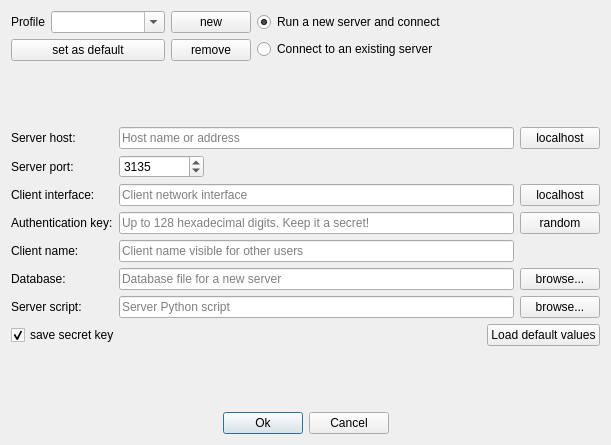
Old version of the form src/ui/connectiondialog.ui in the repository codilime/veles.
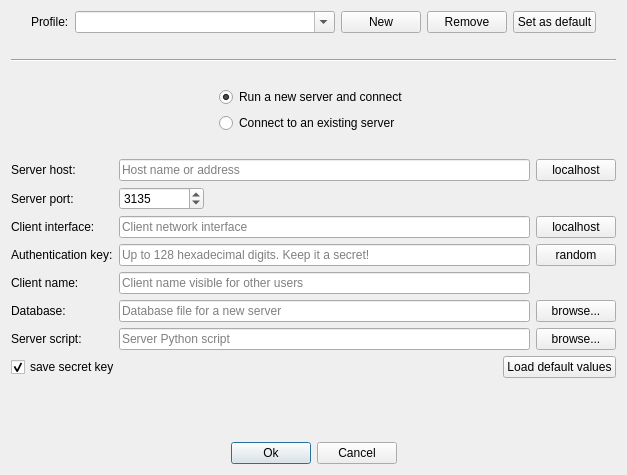
New version of the form.

Commit message: Improved layout for profile/connection dialog

What changed in the file:
```diff
--- a/src/ui/connectiondialog.ui
+++ b/src/ui/connectiondialog.ui
@@ -9,26 +9,35 @@
    <rect>
     <x>0</x>
     <y>0</y>
-    <width>611</width>
-    <height>445</height>
+    <width>627</width>
+    <height>475</height>
    </rect>
   </property>
   <property name="windowTitle">
    <string>Connect</string>
   </property>
-  <layout class="QVBoxLayout" name="verticalLayout_2">
+  <layout class="QVBoxLayout" name="verticalLayout_2" stretch="0,1,0,1,0,1,0,3,0">
    <item>
-    <layout class="QHBoxLayout" name="horizontalLayout_5">
+    <layout class="QHBoxLayout" name="horizontalLayout_2" stretch="0,1,0,0,0,0">
      <item>
-      <layout class="QVBoxLayout" name="verticalLayout_5">
+      <spacer name="horizontalSpacer_4">
+       <property name="orientation">
+        <enum>Qt::Horizontal</enum>
+       </property>
+       <property name="sizeHint" stdset="0">
+        <size>
+         <width>20</width>
+         <height>20</height>
+        </size>
+       </property>
+      </spacer>
+     </item>
        <item>
-        <layout class="QVBoxLayout" name="verticalLayout_6">
-         <item>
-          <layout class="QHBoxLayout" name="horizontalLayout_6">
+      <layout class="QHBoxLayout" name="horizontalLayout_6" stretch="0,1">
            <item>
             <widget class="QLabel" name="label">
              <property name="text">
-              <string>Profile</string>
+          <string>Profile:</string>
              </property>
             </widget>
            </item>
@@ -50,34 +59,89 @@
            </item>
           </layout>
          </item>
-        </layout>
-       </item>
-       <item>
-        <widget class="QPushButton" name="default_profile">
-         <property name="text">
-          <string>set as default</string>
-         </property>
-        </widget>
-       </item>
-      </layout>
-     </item>
-     <item>
-      <layout class="QVBoxLayout" name="verticalLayout_3">
        <item>
         <widget class="QPushButton" name="new_profile_button">
          <property name="text">
-          <string>new</string>
+        <string>New</string>
          </property>
         </widget>
        </item>
        <item>
         <widget class="QPushButton" name="remove_profile_button">
          <property name="text">
-          <string>remove</string>
+        <string>Remove</string>
          </property>
         </widget>
        </item>
-      </layout>
+     <item>
+      <widget class="QPushButton" name="default_profile">
+       <property name="text">
+        <string>Set as default</string>
+       </property>
+      </widget>
+     </item>
+     <item>
+      <spacer name="horizontalSpacer_5">
+       <property name="orientation">
+        <enum>Qt::Horizontal</enum>
+       </property>
+       <property name="sizeHint" stdset="0">
+        <size>
+         <width>20</width>
+         <height>20</height>
+        </size>
+       </property>
+      </spacer>
+     </item>
+    </layout>
+   </item>
+   <item>
+    <spacer name="verticalSpacer">
+     <property name="orientation">
+      <enum>Qt::Vertical</enum>
+     </property>
+     <property name="sizeHint" stdset="0">
+      <size>
+       <width>20</width>
+       <height>8</height>
+      </size>
+     </property>
+    </spacer>
+   </item>
+   <item>
+    <widget class="Line" name="line">
+     <property name="orientation">
+      <enum>Qt::Horizontal</enum>
+     </property>
+    </widget>
+   </item>
+   <item>
+    <spacer name="verticalSpacer_3">
+     <property name="orientation">
+      <enum>Qt::Vertical</enum>
+     </property>
+     <property name="sizeHint" stdset="0">
+      <size>
+       <width>20</width>
+       <height>40</height>
+      </size>
+     </property>
+    </spacer>
+   </item>
+   <item>
+    <layout class="QHBoxLayout" name="horizontalLayout_5">
+     <item>
+      <spacer name="horizontalSpacer_7">
+       <property name="orientation">
+        <enum>Qt::Horizontal</enum>
+       </property>
+       <property name="sizeHint" stdset="0">
+        <size>
+         <width>40</width>
+         <height>20</height>
+        </size>
+       </property>
+      </spacer>
      </item>
      <item>
       <layout class="QVBoxLayout" name="verticalLayout">
@@ -107,7 +171,7 @@
       </layout>
      </item>
      <item>
-      <spacer name="horizontalSpacer_5">
+      <spacer name="horizontalSpacer_8">
        <property name="orientation">
         <enum>Qt::Horizontal</enum>
        </property>
@@ -122,14 +186,14 @@
     </layout>
    </item>
    <item>
-    <spacer name="verticalSpacer">
+    <spacer name="verticalSpacer_4">
      <property name="orientation">
       <enum>Qt::Vertical</enum>
      </property>
      <property name="sizeHint" stdset="0">
       <size>
        <width>20</width>
-       <height>8</height>
+       <height>40</height>
       </size>
      </property>
     </spacer>
```
Left out of the diff: 1 changed line with no effect on the pictures. Lines whose indentation alone changed are shown as unchanged.
